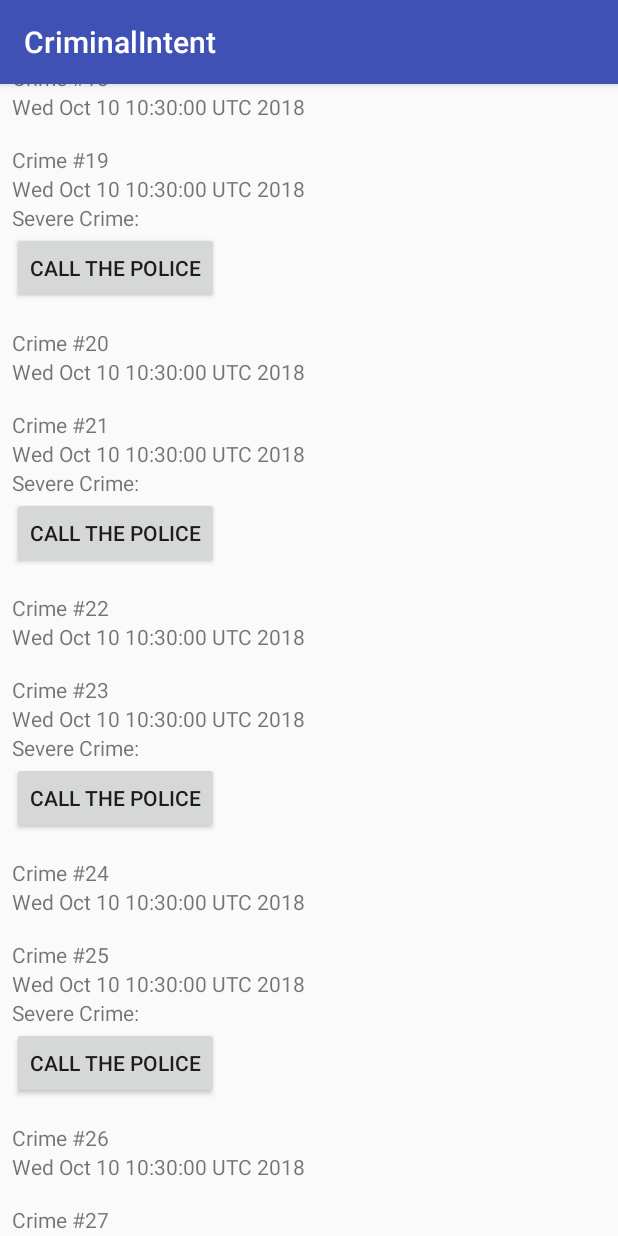
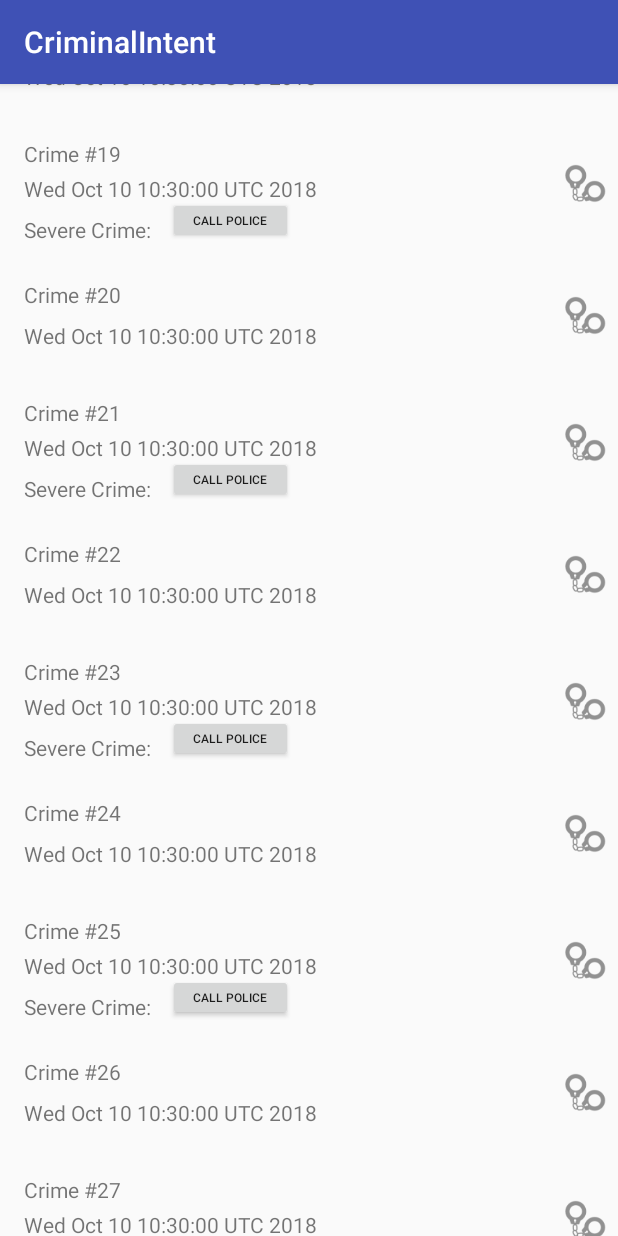
Before and after one commit to annasedlar/Android-CriminalIntent, an Android app: the screen it shows after launch (CrimeListActivity), scrolled down 1612 dp, on a phone screen of 412 x 824 dp. Run offline under Robolectric (Android 15) with nearby library versions, the phone set to English and light mode, and no system bars.

Commit message:
constraint layout for list item views

```diff
--- a/app/src/main/res/layout/list_item_crime.xml
+++ b/app/src/main/res/layout/list_item_crime.xml
@@ -1,20 +1,52 @@
 <?xml version="1.0" encoding="utf-8"?>
-<LinearLayout xmlns:android="http://schemas.android.com/apk/res/android"
-    android:orientation="vertical"
+<android.support.constraint.ConstraintLayout xmlns:android="http://schemas.android.com/apk/res/android"
+    xmlns:app="http://schemas.android.com/apk/res-auto"
+    xmlns:tools="http://schemas.android.com/tools"
+    android:id="@+id/linearLayout"
     android:layout_width="match_parent"
     android:layout_height="wrap_content"
-    android:layout_margin="8dp">
+    tools:layout_editor_absoluteX="8dp"
+    tools:layout_editor_absoluteY="89dp">
 
     <TextView
         android:id="@+id/crime_title"
-        android:layout_width="match_parent"
+        android:layout_width="wrap_content"
         android:layout_height="wrap_content"
-        android:text="Crime Title" />
+        android:layout_marginEnd="8dp"
+        android:layout_marginStart="16dp"
+        android:layout_marginTop="16dp"
+        android:text="Crime Title"
+        app:layout_constraintEnd_toStartOf="@+id/imageView2"
+        app:layout_constraintHorizontal_bias="0.0"
+        app:layout_constraintStart_toStartOf="parent"
+        app:layout_constraintTop_toTopOf="parent" />
 
     <TextView
         android:id="@+id/crime_date"
-        android:layout_width="match_parent"
+        android:layout_width="wrap_content"
         android:layout_height="wrap_content"
-        android:text="Crime Date" />
+        android:layout_marginBottom="16dp"
+        android:layout_marginEnd="8dp"
+        android:layout_marginStart="16dp"
+        android:layout_marginTop="8dp"
+        android:text="Crime Date"
+        app:layout_constraintBottom_toBottomOf="parent"
+        app:layout_constraintEnd_toStartOf="@+id/imageView2"
+        app:layout_constraintHorizontal_bias="0.0"
+        app:layout_constraintStart_toStartOf="parent"
+        app:layout_constraintTop_toBottomOf="@+id/crime_title"
+        app:layout_constraintVertical_bias="1.0" />
 
-</LinearLayout>
+    <ImageView
+        android:id="@+id/imageView2"
+        android:layout_width="27dp"
+        android:layout_height="35dp"
+        android:layout_marginBottom="8dp"
+        android:layout_marginEnd="8dp"
+        android:layout_marginTop="8dp"
+        app:layout_constraintBottom_toBottomOf="parent"
+        app:layout_constraintEnd_toEndOf="parent"
+        app:layout_constraintTop_toTopOf="parent"
+        app:srcCompat="@drawable/ic_solved" />
+
+</android.support.constraint.ConstraintLayout>
--- a/app/src/main/res/layout/list_item_crime_police.xml
+++ b/app/src/main/res/layout/list_item_crime_police.xml
@@ -1,31 +1,76 @@
 <?xml version="1.0" encoding="utf-8"?>
-<LinearLayout xmlns:android="http://schemas.android.com/apk/res/android"
-    android:orientation="vertical"
+<android.support.constraint.ConstraintLayout xmlns:android="http://schemas.android.com/apk/res/android"
+    xmlns:app="http://schemas.android.com/apk/res-auto"
+    xmlns:tools="http://schemas.android.com/tools"
+    android:id="@+id/linearLayout2"
     android:layout_width="match_parent"
     android:layout_height="wrap_content"
-    android:layout_margin="8dp">
+    tools:layout_editor_absoluteX="8dp"
+    tools:layout_editor_absoluteY="89dp">
 
     <TextView
         android:id="@+id/crime_title"
-        android:layout_width="match_parent"
+        android:layout_width="wrap_content"
         android:layout_height="wrap_content"
-        android:text="Crime Title" />
+        android:layout_marginEnd="8dp"
+        android:layout_marginStart="16dp"
+        android:layout_marginTop="16dp"
+        android:text="Crime Title"
+        app:layout_constraintEnd_toStartOf="@+id/imageView"
+        app:layout_constraintHorizontal_bias="0.0"
+        app:layout_constraintStart_toStartOf="parent"
+        app:layout_constraintTop_toTopOf="parent" />
 
     <TextView
         android:id="@+id/crime_date"
-        android:layout_width="match_parent"
+        android:layout_width="wrap_content"
         android:layout_height="wrap_content"
-        android:text="Crime Date" />
+        android:layout_marginEnd="8dp"
+        android:layout_marginStart="16dp"
+        android:layout_marginTop="4dp"
+        android:text="Crime Date"
+        app:layout_constraintEnd_toStartOf="@+id/imageView"
+        app:layout_constraintHorizontal_bias="0.0"
+        app:layout_constraintStart_toStartOf="parent"
+        app:layout_constraintTop_toBottomOf="@+id/crime_title" />
+
+    <ImageView
+        android:id="@+id/imageView"
+        android:layout_width="27dp"
+        android:layout_height="35dp"
+        android:layout_marginEnd="8dp"
+        android:layout_marginTop="28dp"
+        app:layout_constraintEnd_toEndOf="parent"
+        app:layout_constraintTop_toTopOf="parent"
+        app:srcCompat="@drawable/ic_solved" />
 
     <TextView
         android:id="@+id/crime_severity"
-        android:layout_width="match_parent"
+        android:layout_width="wrap_content"
         android:layout_height="wrap_content"
-        android:text="Severe Crime: "/>
+        android:layout_marginBottom="8dp"
+        android:layout_marginStart="16dp"
+        android:layout_marginTop="8dp"
+        android:text="Severe Crime: "
+        app:layout_constraintBottom_toBottomOf="parent"
+        app:layout_constraintStart_toStartOf="parent"
+        app:layout_constraintTop_toBottomOf="@+id/crime_date" />
 
     <Button
-        android:layout_width="wrap_content"
-        android:layout_height="wrap_content"
-        android:text="Call the police"/>
+        android:id="@+id/button"
+        android:layout_width="83dp"
+        android:layout_height="31dp"
+        android:layout_marginBottom="8dp"
+        android:layout_marginEnd="8dp"
+        android:layout_marginStart="8dp"
+        android:layout_marginTop="8dp"
+        android:text="call police"
+        android:textSize="8sp"
+        app:layout_constraintBottom_toBottomOf="parent"
+        app:layout_constraintEnd_toEndOf="parent"
+        app:layout_constraintHorizontal_bias="0.0"
+        app:layout_constraintStart_toEndOf="@+id/crime_severity"
+        app:layout_constraintTop_toTopOf="parent"
+        app:layout_constraintVertical_bias="1.0" />
 
-</LinearLayout>
+</android.support.constraint.ConstraintLayout>
```
Also changed, not shown: app/src/main/res/drawable/ic_solved.png (added).
